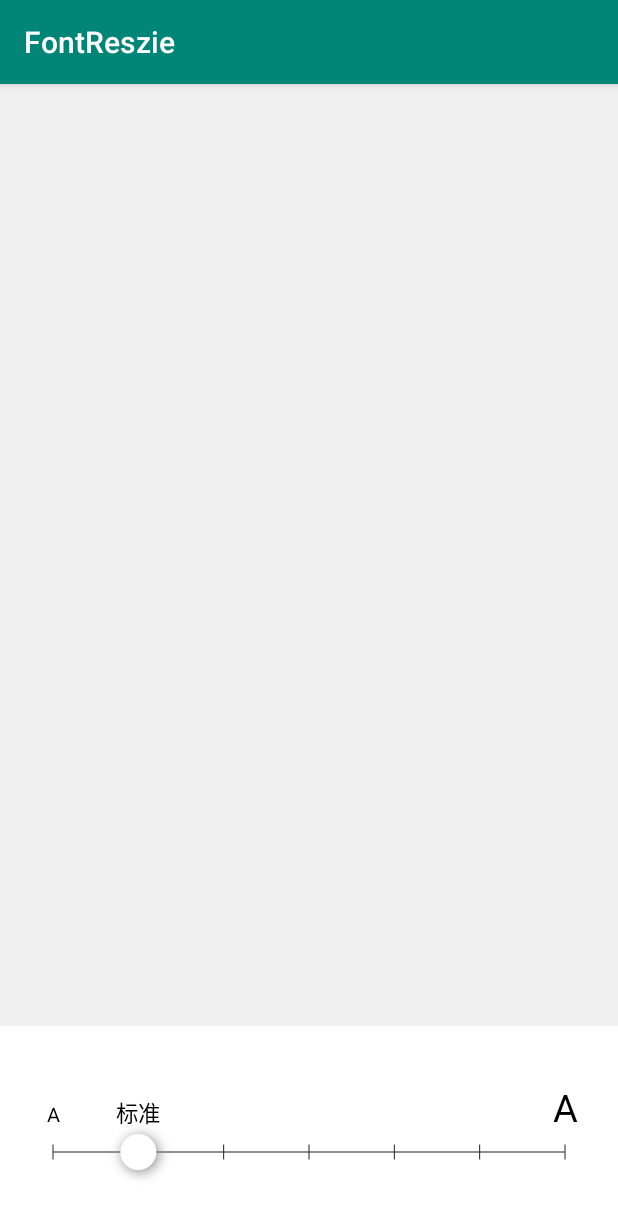
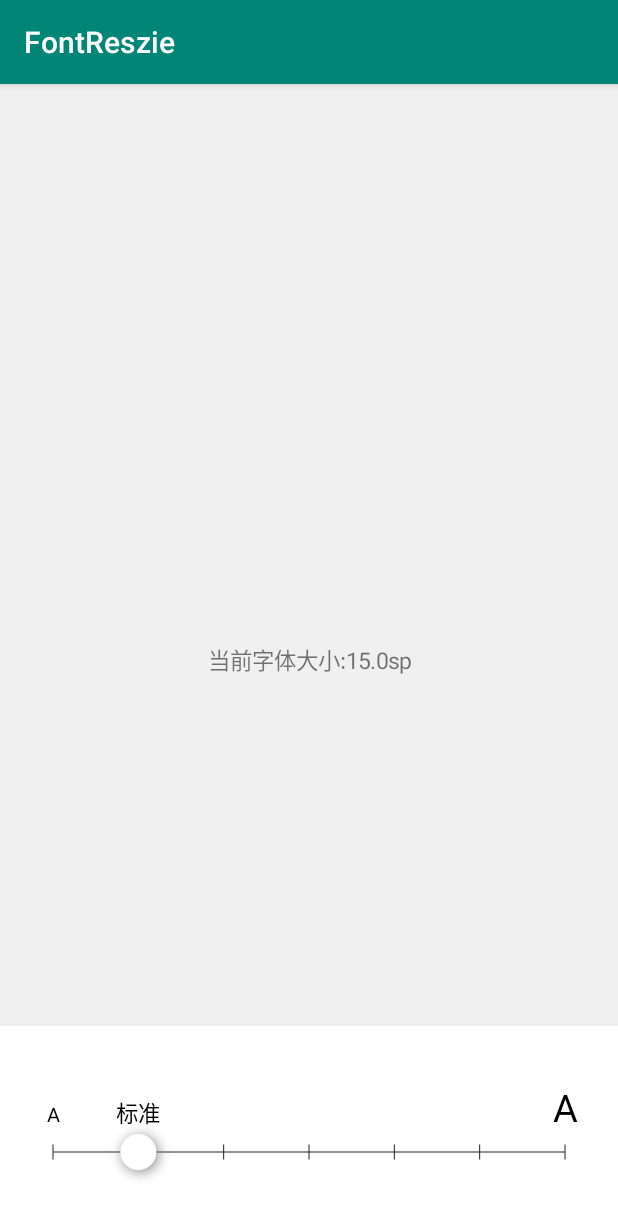
Before and after one commit to liujingxing/fontresize, an Android app: the screen it shows after launch (MainActivity), on a phone screen of 412 x 824 dp. Shown: the top 1218 px of the screen. Run offline under Robolectric (Android 15) with nearby library versions, the phone set to English and light mode, and no system bars.

Commit message:
增加使用案例；代码优化

```diff
--- a/app/src/main/java/com/example/fontreszie/MainActivity.java
+++ b/app/src/main/java/com/example/fontreszie/MainActivity.java
@@ -1,13 +1,35 @@
 package com.example.fontreszie;
 
+import android.os.Bundle;
 import android.support.v7.app.AppCompatActivity;
-import android.os.Bundle;
+import android.widget.TextView;
+
+import com.ljx.view.FontResizeView;
+import com.ljx.view.FontResizeView.OnFontChangeListener;
 
 public class MainActivity extends AppCompatActivity {
 
+    private TextView mTextView;
     @Override
     protected void onCreate(Bundle savedInstanceState) {
         super.onCreate(savedInstanceState);
         setContentView(R.layout.activity_main);
+
+        mTextView = findViewById(R.id.text_view);
+
+        FontResizeView fontResizeView = findViewById(R.id.font_resize_view);
+//        fontResizeView.setFontSize(20);
+//        fontResizeView.setSliderGrade(5);
+        fontResizeView.setOnFontChangeListener(new OnFontChangeListener() {
+            @Override
+            public void onFontChange(float fontSize) {
+                mTextView.setTextSize(fontSize);
+                mTextView.setText("当前字体大小:" + fontSize + "sp");
+            }
+        });
+
+        float fontSize = fontResizeView.getFontSize();
+        mTextView.setTextSize(fontSize);
+        mTextView.setText("当前字体大小:" + fontResizeView.getFontSize() + "sp");
     }
 }
--- a/app/src/main/res/layout/activity_main.xml
+++ b/app/src/main/res/layout/activity_main.xml
@@ -1,26 +1,29 @@
 <?xml version="1.0" encoding="utf-8"?>
-<RelativeLayout xmlns:android="http://schemas.android.com/apk/res/android"
+<android.support.constraint.ConstraintLayout xmlns:android="http://schemas.android.com/apk/res/android"
     xmlns:app="http://schemas.android.com/apk/res-auto"
     android:layout_width="match_parent"
     android:layout_height="match_parent"
     android:background="#f0f0f0">
 
-    <android.support.v7.widget.RecyclerView
-        android:id="@+id/recycler_message"
+    <TextView
+        android:id="@+id/text_view"
         android:layout_width="match_parent"
-        android:layout_height="120dp"
-        android:layout_above="@+id/font_adjust"
-        android:layout_marginLeft="10dp"
-        android:layout_marginRight="100dp"
-        android:layout_marginBottom="22dp"
-        android:scrollbars="none" />
+        android:layout_height="wrap_content"
+        android:gravity="center"
+        android:text="当前字体大小25sp"
+        app:layout_constraintBottom_toBottomOf="parent"
+        app:layout_constraintLeft_toLeftOf="parent"
+        app:layout_constraintRight_toRightOf="parent"
+        app:layout_constraintTop_toTopOf="parent" />
 
     <com.ljx.view.FontResizeView
-        android:id="@+id/font_adjust"
-        android:layout_width="match_parent"
+        android:id="@+id/font_resize_view"
+        android:layout_width="0dp"
         android:layout_height="140dp"
-        android:layout_alignParentBottom="true"
         android:background="@android:color/white"
+        app:layout_constraintBottom_toBottomOf="parent"
+        app:layout_constraintLeft_toLeftOf="parent"
+        app:layout_constraintRight_toRightOf="parent"
         app:maxSize="25sp"
         app:minSize="13sp"
         app:sliderColor="@android:color/white"
@@ -28,4 +31,4 @@
         app:standardGrade="2"
         app:totalGrade="7" />
 
-</RelativeLayout>
+</android.support.constraint.ConstraintLayout>
--- a/build.gradle
+++ b/build.gradle
@@ -4,13 +4,9 @@ buildscript {
     repositories {
         google()
         jcenter()
-
     }
     dependencies {
         classpath 'com.android.tools.build:gradle:3.3.2'
-
-        // NOTE: Do not place your application dependencies here; they belong
-        // in the individual module build.gradle files
     }
 }
 
@@ -18,7 +14,6 @@ allprojects {
     repositories {
         google()
         jcenter()
-
     }
 }
 
--- a/fontResize/build.gradle
+++ b/fontResize/build.gradle
@@ -21,5 +21,4 @@ android {
 
 dependencies {
     implementation fileTree(dir: 'libs', include: ['*.jar'])
-    implementation 'com.android.support:appcompat-v7:28.0.0'
 }
--- a/fontresize/src/main/java/com/ljx/view/FontResizeView.java
+++ b/fontresize/src/main/java/com/ljx/view/FontResizeView.java
@@ -28,7 +28,8 @@ public class FontResizeView extends View {
 
     //默认线条颜色
     private static final int DEFAULT_LINE_COLOR = Color.parseColor("#222222");
-    boolean isCoincide;//是否重合
+
+    private boolean isCoincide;//是否重合
 
     private int width, height;//FontAdjustView的宽高
     private float minSize;//最小字体大小
@@ -43,9 +44,9 @@ public class FontResizeView extends View {
     private int middleTextColor;   //中间文本颜色
     private int rightTextColor;    //右边文本颜色
 
-    private int totalGrade;//总的等级
-    private int standardGrade;//标准等级
-    private int lineColor; //线条颜色
+    private int totalGrade;             //总的等级
+    private int standardGrade;          //标准等级
+    private int lineColor;              //线条颜色
     private int horizontalLineLength;   //横向线段长度
     private int verticalLineLength;     //纵向线段长度
     private int lineStrokeWidth;        //线条宽度
@@ -59,40 +60,8 @@ public class FontResizeView extends View {
     private Paint                mPaint;//画笔
     private Line                 mHorizontalLine;   //一条横线
     private Line[]               mVerticalLines;    //n条竖线
-    private GestureDetector      mGestureDetector;//手势检测
-    private OnFontChangeListener onFontChangeListener;
-    GestureDetector.SimpleOnGestureListener gestureListener = new GestureDetector.SimpleOnGestureListener() {
-
-        @Override
-        public boolean onDown(MotionEvent e) {
-            isCoincide = sliderPoint.coincide(e.getX(), e.getY());
-            getParent().requestDisallowInterceptTouchEvent(true);
-            return super.onDown(e);
-        }
-
-        /**
-         * 单击事件
-         */
-        @Override
-        public boolean onSingleTapUp(MotionEvent e) {
-            final Line horizontalLine = mHorizontalLine;
-            float x = e.getX() > horizontalLine.stopX ? horizontalLine.stopX : e.getX();
-            moveSlider(x - horizontalLine.startX, true);
-            return true;
-        }
-
-        @Override
-        public boolean onScroll(MotionEvent e1, MotionEvent e2, float distanceX, float distanceY) {
-            getParent().requestDisallowInterceptTouchEvent(true);
-            if (isCoincide) {
-                float x = sliderPoint.getX();
-                setSliderPointX(x - distanceX, false);
-                postInvalidate();
-                return true;
-            }
-            return super.onScroll(e1, e2, distanceX, distanceY);
-        }
-    };
+    private GestureDetector      mGestureDetector;  //手势检测
+    private OnFontChangeListener onFontChangeListener; //字体size改变监听器
 
     public FontResizeView(Context context) {
         this(context, null);
@@ -155,6 +124,44 @@ public class FontResizeView extends View {
         sliderPoint = new Point(sliderRadius);
         mGestureDetector = new GestureDetector(context, gestureListener);
     }
+
+    GestureDetector.SimpleOnGestureListener gestureListener = new GestureDetector.SimpleOnGestureListener() {
+
+        @Override
+        public boolean onDown(MotionEvent e) {
+            isCoincide = sliderPoint.coincide(e.getX(), e.getY());
+            getParent().requestDisallowInterceptTouchEvent(true);
+            return super.onDown(e);
+        }
+
+        /**
+         * 单击事件
+         */
+        @Override
+        public boolean onSingleTapUp(MotionEvent e) {
+            final Line horizontalLine = mHorizontalLine;
+            float x = e.getX();
+            if (x > horizontalLine.stopX) {
+                x = horizontalLine.stopX;
+            } else if (x < horizontalLine.startX) {
+                x = horizontalLine.startX;
+            }
+            moveSlider(x - horizontalLine.startX, true);
+            return true;
+        }
+
+        @Override
+        public boolean onScroll(MotionEvent e1, MotionEvent e2, float distanceX, float distanceY) {
+            getParent().requestDisallowInterceptTouchEvent(true);
+            if (isCoincide) {
+                float x = sliderPoint.getX();
+                setSliderPointX(x - distanceX, false);
+                postInvalidate();
+                return true;
+            }
+            return super.onScroll(e1, e2, distanceX, distanceY);
+        }
+    };
 
     @Override
     protected void onMeasure(int widthMeasureSpec, int heightMeasureSpec) {
@@ -232,6 +239,12 @@ public class FontResizeView extends View {
         float startY = horizontalLine.startY - dp2px(20);
         canvas.drawText(leftText, horizontalLine.startX - width / 2, startY, mPaint);
 
+        //绘制右边文本
+        mPaint.setColor(rightTextColor);
+        mPaint.setTextSize(maxSize);
+        width = mPaint.measureText(rightText);
+        canvas.drawText(rightText, horizontalLine.stopX - width / 2, startY, mPaint);
+
         //绘制中间文本
         mPaint.setColor(middleTextColor);
         mPaint.setTextSize(standardSize);
@@ -241,12 +254,6 @@ public class FontResizeView extends View {
             startY -= dp2px(7) + standardSize;
         }
         canvas.drawText(middleText, startX, startY, mPaint);
-
-        //绘制右边文本
-        mPaint.setColor(rightTextColor);
-        mPaint.setTextSize(maxSize);
-        width = mPaint.measureText(rightText);
-        canvas.drawText(rightText, horizontalLine.stopX - width / 2, startY, mPaint);
 
         //绘制 滑块
         mPaint.setColor(sliderColor);
@@ -272,7 +279,7 @@ public class FontResizeView extends View {
     /**
      * 移动滑块
      */
-    public void moveSlider(float destX, final boolean isClick) {
+    private void moveSlider(float destX, final boolean isClick) {
         int grade = (int) destX / lineAverageWidth;//目标等级
         float remainder = destX % lineAverageWidth;
         if (remainder > lineAverageWidth / 2) grade++;
@@ -309,7 +316,7 @@ public class FontResizeView extends View {
      *
      * @param onlySetX 是否仅仅更新滑块的位置
      */
-    public void setSliderPointX(float x, boolean onlySetX) {
+    private void setSliderPointX(float x, boolean onlySetX) {
         float horizontalLineStartX = mHorizontalLine.startX;
         float horizontalLineStopX = mHorizontalLine.stopX;
         if (x < horizontalLineStartX) {
@@ -332,14 +339,37 @@ public class FontResizeView extends View {
         }
     }
 
+    /**
+     * @return 返回当前设置的字体大小  单位 ：sp
+     */
+    public float getFontSize() {
+        float size = (maxSize - minSize) / (totalGrade - 1);
+        return (minSize + size * (sliderGrade - 1)) / getResources().getDisplayMetrics().scaledDensity;
+    }
+
+    /**
+     * 设置当前字体大小
+     *
+     * @param fontSize 字体大小 单位 ：sp
+     */
     public void setFontSize(float fontSize) {
         fontSize *= getResources().getDisplayMetrics().scaledDensity;
-        sliderGrade = (int) ((fontSize - minSize) / ((maxSize - minSize) / (totalGrade - 1))) + 1;
-        if (sliderGrade < 0) sliderGrade = 1;
-        if (sliderGrade > totalGrade) sliderGrade = totalGrade;
+        int grade = (int) ((fontSize - minSize) / ((maxSize - minSize) / (totalGrade - 1))) + 1;
+        setSliderGrade(grade);
     }
 
-    public int dp2px(float dipValue) {
+    /**
+     * 设置滑块等级
+     *
+     * @param grade 滑块等级
+     */
+    public void setSliderGrade(int grade) {
+        if (grade < 0) grade = 1;
+        if (grade > totalGrade) grade = totalGrade;
+        sliderGrade = grade;
+    }
+
+    private int dp2px(float dipValue) {
         final float scale = getContext().getResources().getDisplayMetrics().density;
         return (int) (dipValue * scale + 0.5f);
     }
@@ -356,11 +386,12 @@ public class FontResizeView extends View {
     }
 
     class Point {
+        //滑块位置及半径
         float x;
         float y;
         float radius;
 
-        int grade;
+        int grade; //滑块等级
 
         Point(float radius) {
             this.radius = radius;
@@ -394,9 +425,7 @@ public class FontResizeView extends View {
             this.grade = grade;
         }
 
-        /**
-         * 是否重合
-         */
+        //判断手指按下的点是否与滑块重合
         boolean coincide(float movingX, float movingY) {
             //开方，如果两点之间的距离小于规定的半径r则定义为重合
             return Math.sqrt((x - movingX) * (x - movingX)
```
Also changed, not shown: fontresize/src/main/res/values/attrs.xml (+6 -6 lines).
